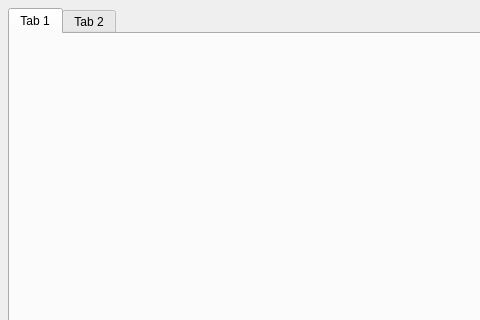
The window that ui/preferencesdialog.ui (maxavadallat/maxdesigner) describes before a commit, drawn with Qt 5; both pictures show x 0 to 480 and y 0 to 320 of the 640 by 480 pixel window.
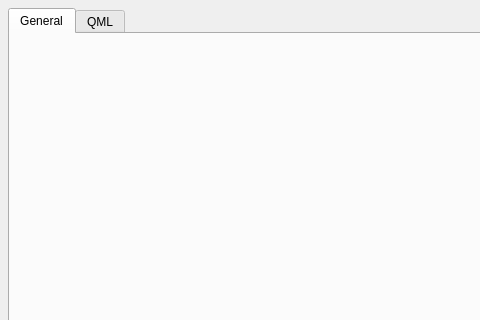
The same window after the commit.

```diff
--- a/ui/preferencesdialog.ui
+++ b/ui/preferencesdialog.ui
@@ -36,12 +36,12 @@
      </property>
      <widget class="QWidget" name="tab">
       <attribute name="title">
-       <string>Tab 1</string>
+       <string>General</string>
       </attribute>
      </widget>
      <widget class="QWidget" name="tab_2">
       <attribute name="title">
-       <string>Tab 2</string>
+       <string>QML</string>
       </attribute>
      </widget>
     </widget>
```
Left out of the diff: 4 changed lines with no effect on the pictures.
